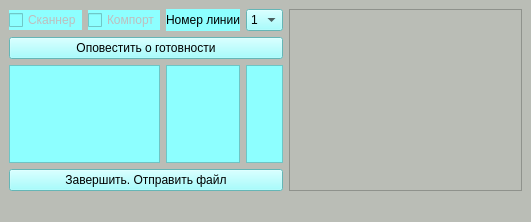
Before: the Qt Designer form untitled.ui in avovana/slave_controller, drawn with Qt 5.
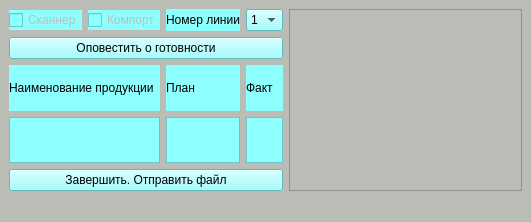
After: the same form once the commit is applied.

The edit to the form file:
```diff
--- a/untitled.ui
+++ b/untitled.ui
@@ -18,13 +18,63 @@
   </property>
   <widget class="QWidget" name="centralwidget">
    <layout class="QGridLayout" name="gridLayout">
-    <item row="3" column="0" colspan="5">
-     <widget class="QPushButton" name="finish_button">
+    <item row="0" column="0" colspan="2">
+     <widget class="QCheckBox" name="scanner_status_checkbox">
+      <property name="enabled">
+       <bool>false</bool>
+      </property>
       <property name="styleSheet">
        <string notr="true">background-color: rgb(141, 255, 255);</string>
       </property>
       <property name="text">
-       <string>Завершить. Отправить файл</string>
+       <string>Сканнер</string>
+      </property>
+      <property name="tristate">
+       <bool>true</bool>
+      </property>
+     </widget>
+    </item>
+    <item row="3" column="0" colspan="3">
+     <widget class="QLabel" name="name_label">
+      <property name="styleSheet">
+       <string notr="true">background-color: rgb(141, 255, 255);</string>
+      </property>
+      <property name="frameShape">
+       <enum>QFrame::StyledPanel</enum>
+      </property>
+      <property name="frameShadow">
+       <enum>QFrame::Raised</enum>
+      </property>
+      <property name="lineWidth">
+       <number>5</number>
+      </property>
+      <property name="midLineWidth">
+       <number>5</number>
+      </property>
+      <property name="text">
+       <string/>
+      </property>
+     </widget>
+    </item>
+    <item row="3" column="4">
+     <widget class="QLabel" name="current_label">
+      <property name="styleSheet">
+       <string notr="true">background-color: rgb(141, 255, 255);</string>
+      </property>
+      <property name="frameShape">
+       <enum>QFrame::StyledPanel</enum>
+      </property>
+      <property name="frameShadow">
+       <enum>QFrame::Raised</enum>
+      </property>
+      <property name="lineWidth">
+       <number>5</number>
+      </property>
+      <property name="midLineWidth">
+       <number>5</number>
+      </property>
+      <property name="text">
+       <string/>
       </property>
      </widget>
     </item>
@@ -43,9 +93,76 @@
         <string>2</string>
        </property>
       </item>
+      <item>
+       <property name="text">
+        <string>3</string>
+       </property>
+      </item>
+      <item>
+       <property name="text">
+        <string>4</string>
+       </property>
+      </item>
+      <item>
+       <property name="text">
+        <string>5</string>
+       </property>
+      </item>
+      <item>
+       <property name="text">
+        <string>6</string>
+       </property>
+      </item>
+      <item>
+       <property name="text">
+        <string>7</string>
+       </property>
+      </item>
      </widget>
     </item>
-    <item row="0" column="7" rowspan="4">
+    <item row="1" column="0" colspan="5">
+     <widget class="QPushButton" name="ready_button">
+      <property name="styleSheet">
+       <string notr="true">background-color: rgb(141, 255, 255);</string>
+      </property>
+      <property name="text">
+       <string>Оповестить о готовности</string>
+      </property>
+     </widget>
+    </item>
+    <item row="3" column="3">
+     <widget class="QLabel" name="plan_label">
+      <property name="styleSheet">
+       <string notr="true">background-color: rgb(141, 255, 255);</string>
+      </property>
+      <property name="frameShape">
+       <enum>QFrame::StyledPanel</enum>
+      </property>
+      <property name="frameShadow">
+       <enum>QFrame::Raised</enum>
+      </property>
+      <property name="lineWidth">
+       <number>5</number>
+      </property>
+      <property name="midLineWidth">
+       <number>5</number>
+      </property>
+      <property name="text">
+       <string/>
+      </property>
+     </widget>
+    </item>
+    <item row="4" column="0" colspan="5">
+     <widget class="QPushButton" name="finish_button">
+      <property name="styleSheet">
+       <string notr="true">background-color: rgb(141, 255, 255);</string>
+      </property>
+      <property name="text">
+       <string>Завершить. Отправить файл</string>
+      </property>
+     </widget>
+    </item>
+    <item row="0" column="7" rowspan="5">
      <widget class="QTextBrowser" name="text_browser">
       <property name="palette">
        <palette>
@@ -491,47 +608,19 @@
       </property>
      </widget>
     </item>
-    <item row="2" column="0" colspan="3">
-     <widget class="QLabel" name="name_label">
-      <property name="styleSheet">
-       <string notr="true">background-color: rgb(141, 255, 255);</string>
+    <item row="0" column="2">
+     <widget class="QCheckBox" name="comport_status_checkbox">
+      <property name="enabled">
+       <bool>false</bool>
       </property>
-      <property name="frameShape">
-       <enum>QFrame::StyledPanel</enum>
-      </property>
-      <property name="frameShadow">
-       <enum>QFrame::Raised</enum>
-      </property>
-      <property name="lineWidth">
-       <number>5</number>
-      </property>
-      <property name="midLineWidth">
-       <number>5</number>
-      </property>
-      <property name="text">
-       <string/>
-      </property>
-     </widget>
-    </item>
-    <item row="2" column="3">
-     <widget class="QLabel" name="plan_label">
       <property name="styleSheet">
        <string notr="true">background-color: rgb(141, 255, 255);</string>
       </property>
-      <property name="frameShape">
-       <enum>QFrame::StyledPanel</enum>
-      </property>
-      <property name="frameShadow">
-       <enum>QFrame::Raised</enum>
-      </property>
-      <property name="lineWidth">
-       <number>5</number>
-      </property>
-      <property name="midLineWidth">
-       <number>5</number>
-      </property>
       <property name="text">
-       <string/>
+       <string>Компорт</string>
+      </property>
+      <property name="tristate">
+       <bool>true</bool>
       </property>
      </widget>
     </item>
@@ -545,67 +634,33 @@
       </property>
      </widget>
     </item>
-    <item row="1" column="0" colspan="5">
-     <widget class="QPushButton" name="ready_button">
+    <item row="2" column="3">
+     <widget class="QLabel" name="plan_label_2">
       <property name="styleSheet">
        <string notr="true">background-color: rgb(141, 255, 255);</string>
       </property>
       <property name="text">
-       <string>Оповестить о готовности</string>
-      </property>
-     </widget>
-    </item>
-    <item row="0" column="0" colspan="2">
-     <widget class="QCheckBox" name="scanner_status_checkbox">
-      <property name="enabled">
-       <bool>false</bool>
-      </property>
-      <property name="styleSheet">
-       <string notr="true">background-color: rgb(141, 255, 255);</string>
-      </property>
-      <property name="text">
-       <string>Сканнер</string>
-      </property>
-      <property name="tristate">
-       <bool>true</bool>
+       <string>План</string>
       </property>
      </widget>
     </item>
     <item row="2" column="4">
-     <widget class="QLabel" name="current_label">
+     <widget class="QLabel" name="current_label_2">
       <property name="styleSheet">
        <string notr="true">background-color: rgb(141, 255, 255);</string>
       </property>
-      <property name="frameShape">
-       <enum>QFrame::StyledPanel</enum>
-      </property>
-      <property name="frameShadow">
-       <enum>QFrame::Raised</enum>
-      </property>
-      <property name="lineWidth">
-       <number>5</number>
-      </property>
-      <property name="midLineWidth">
-       <number>5</number>
-      </property>
       <property name="text">
-       <string/>
+       <string>Факт</string>
       </property>
      </widget>
     </item>
-    <item row="0" column="2">
-     <widget class="QCheckBox" name="comport_status_checkbox">
-      <property name="enabled">
-       <bool>false</bool>
-      </property>
+    <item row="2" column="0" colspan="3">
+     <widget class="QLabel" name="product_name_label">
       <property name="styleSheet">
        <string notr="true">background-color: rgb(141, 255, 255);</string>
       </property>
       <property name="text">
-       <string>Компорт</string>
-      </property>
-      <property name="tristate">
-       <bool>true</bool>
+       <string>Наименование продукции</string>
       </property>
      </widget>
     </item>
```
